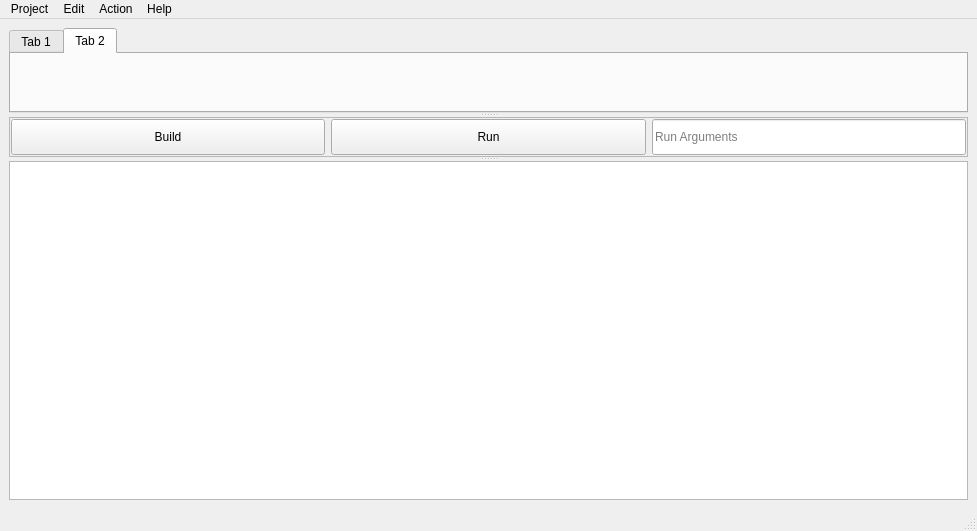
This is xxx/src/main/MainWindow.ui in traviswp/CS493_adagide as Qt 5 draws it before an edit. The edited form follows.
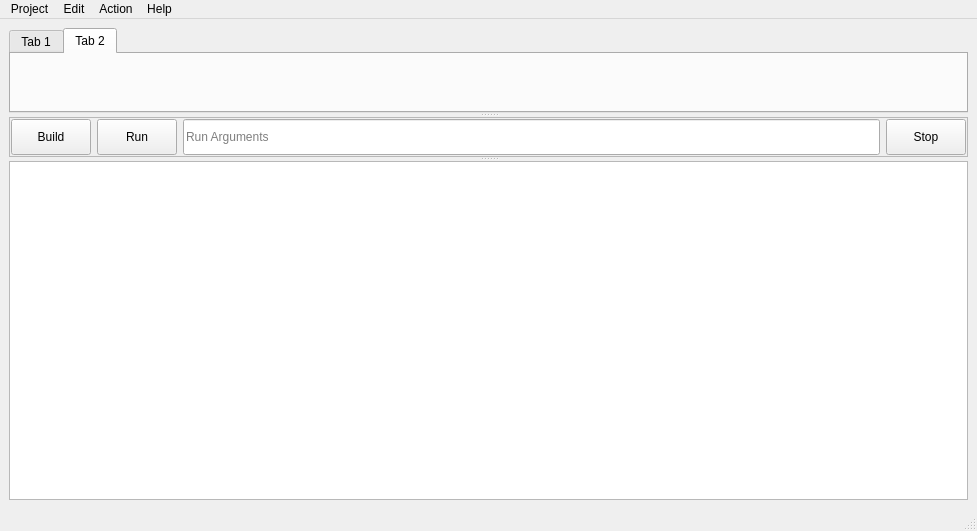
This is the edited form. Icons and pictures are not drawn. Custom widgets are drawn as their Qt base class.

Commit message: added buttons created test file

Patch:
```diff
--- a/xxx/src/main/MainWindow.ui
+++ b/xxx/src/main/MainWindow.ui
@@ -100,7 +100,7 @@
         <item>
          <widget class="QPushButton" name="pushButton">
           <property name="sizePolicy">
-           <sizepolicy hsizetype="Minimum" vsizetype="Expanding">
+           <sizepolicy hsizetype="Fixed" vsizetype="Expanding">
             <horstretch>0</horstretch>
             <verstretch>0</verstretch>
            </sizepolicy>
@@ -112,12 +112,18 @@
            <iconset theme="build" resource="../../resources/cs140adagide.qrc">
             <normaloff>:/icons/theme/build</normaloff>:/icons/theme/build</iconset>
           </property>
+          <property name="iconSize">
+           <size>
+            <width>24</width>
+            <height>24</height>
+           </size>
+          </property>
          </widget>
         </item>
         <item>
          <widget class="QPushButton" name="pushButton_2">
           <property name="sizePolicy">
-           <sizepolicy hsizetype="Minimum" vsizetype="Expanding">
+           <sizepolicy hsizetype="Fixed" vsizetype="Expanding">
             <horstretch>0</horstretch>
             <verstretch>0</verstretch>
            </sizepolicy>
@@ -129,6 +135,12 @@
            <iconset theme="run" resource="../../resources/cs140adagide.qrc">
             <normaloff>:/icons/theme/run</normaloff>:/icons/theme/run</iconset>
           </property>
+          <property name="iconSize">
+           <size>
+            <width>24</width>
+            <height>24</height>
+           </size>
+          </property>
          </widget>
         </item>
         <item>
@@ -144,6 +156,25 @@
           </property>
          </widget>
         </item>
+        <item>
+         <widget class="QPushButton" name="button_stop">
+          <property name="sizePolicy">
+           <sizepolicy hsizetype="Fixed" vsizetype="Expanding">
+            <horstretch>0</horstretch>
+            <verstretch>0</verstretch>
+           </sizepolicy>
+          </property>
+          <property name="text">
+           <string>Stop</string>
+          </property>
+          <property name="iconSize">
+           <size>
+            <width>24</width>
+            <height>24</height>
+           </size>
+          </property>
+         </widget>
+        </item>
        </layout>
       </widget>
       <widget class="QTextEdit" name="textEdit_3"/>
```
Left out of the diff: 4 changed lines with no effect on the pictures. The commit also changes 3 other files.
